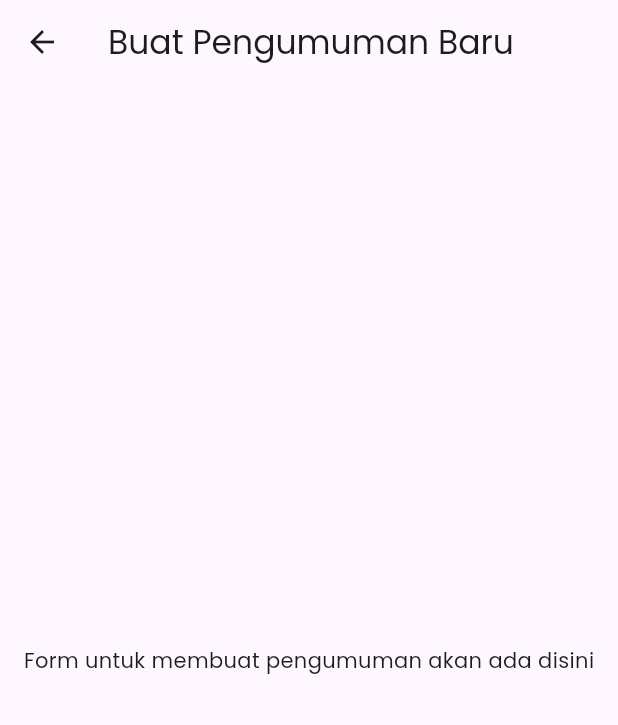
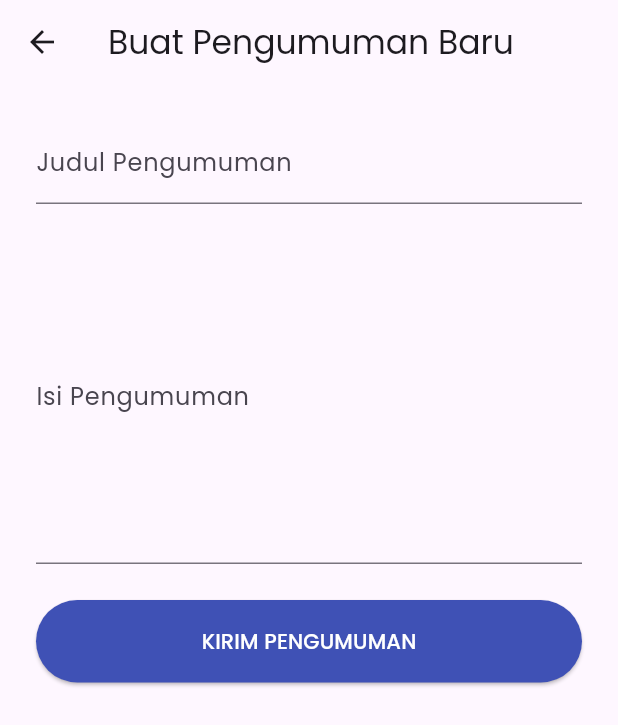
Before and after one commit to mhmmdfrhnamn/SmartKomplek, a Flutter app: the AddAnnouncementScreen screen opened directly, on a phone screen of 412 x 824 dp. Shown: the top 725 px of the screen. Run offline on Flutter 3.47's test engine with Material 3 defaults, Android fonts, the phone set to English and light mode, and no system bars; our stand-ins replace cloud_firestore, firebase_auth, firebase_core, google_fonts; accounts and stored records are empty.

Commit message:
Implementasi fitur pengumuman: form tambah pengumuman dengan validasi dan loading state, serta tampilan daftar pengumuman real-time dari Firestore

```diff
--- a/lib/presentation/home/screens/add_announcement_screen.dart
+++ b/lib/presentation/home/screens/add_announcement_screen.dart
@@ -1,13 +1,93 @@
+import 'package:cloud_firestore/cloud_firestore.dart';
+import 'package:firebase_auth/firebase_auth.dart';
 import 'package:flutter/material.dart';
 
-class AddAnnouncementScreen extends StatelessWidget {
+class AddAnnouncementScreen extends StatefulWidget {
   const AddAnnouncementScreen({super.key});
+
+  @override
+  State<AddAnnouncementScreen> createState() => _AddAnnouncementScreenState();
+}
+
+class _AddAnnouncementScreenState extends State<AddAnnouncementScreen> {
+  final _judulController = TextEditingController();
+  final _isiController = TextEditingController();
+  bool _isLoading = false;
+
+  void _kirimPengumuman() async {
+    // Validasi
+    if (_judulController.text.isNotEmpty && _isiController.text.isNotEmpty) {
+      setState(() {
+        _isLoading = true;
+      });
+
+      try {
+        // Simpan ke Firestore
+        await FirebaseFirestore.instance.collection('announcements').add({
+          'judul': _judulController.text.trim(),
+          'isi': _isiController.text.trim(),
+          'timestamp': FieldValue.serverTimestamp(), // Otomatis mengisi waktu server
+          'authorId': FirebaseAuth.instance.currentUser?.uid, // Menyimpan ID
+        });
+
+        if (mounted) {
+          // notifikasi sukses
+          ScaffoldMessenger.of(context).showSnackBar(
+            const SnackBar(content: Text("Pengumuman berhasil dikirim!"), backgroundColor: Colors.green),
+          );
+          Navigator.pop(context); // Kembali ke hal utama
+        }
+      } catch (e) {
+        setState(() {
+          _isLoading = false;
+        });
+        if (mounted) {
+          ScaffoldMessenger.of(context).showSnackBar(
+            SnackBar(content: Text("Gagal mengirim: $e"), backgroundColor: Colors.red),
+          );
+        }
+      }
+    } else {
+      // Tampilkan error jika ada field yang kosong
+      ScaffoldMessenger.of(context).showSnackBar(
+        const SnackBar(content: Text("Judul dan Isi tidak boleh kosong."), backgroundColor: Colors.orange),
+      );
+    }
+  }
 
   @override
   Widget build(BuildContext context) {
     return Scaffold(
       appBar: AppBar(title: const Text("Buat Pengumuman Baru")),
-      body: const Center(child: Text("Form untuk membuat pengumuman akan ada disini")),
+      body: ListView(
+  padding: const EdgeInsets.all(24.0),
+  children: [
+    TextField(
+      controller: _judulController,
+      decoration: const InputDecoration(labelText: "Judul Pengumuman"),
+      textCapitalization: TextCapitalization.sentences, // Huruf pertama kapital
+    ),
+    const SizedBox(height: 16),
+    TextField(
+      controller: _isiController,
+      decoration: const InputDecoration(labelText: "Isi Pengumuman"),
+      maxLines: 8, // Membuat field lebih besar
+      textCapitalization: TextCapitalization.sentences,
+    ),
+    const SizedBox(height: 24),
+    ElevatedButton(
+      style: ElevatedButton.styleFrom(
+        backgroundColor: Colors.indigo,
+        minimumSize: const Size.fromHeight(55),
+      ),
+      // Logika onPressed
+      onPressed: _isLoading ? null : _kirimPengumuman,
+      child: _isLoading
+          ? const CircularProgressIndicator(color: Colors.white)
+          : const Text("KIRIM PENGUMUMAN", style: TextStyle(color: Colors.white)),
+    ),
+  ],
+),
     );
   }
 }
--- a/lib/presentation/home/tabs/beranda_tab.dart
+++ b/lib/presentation/home/tabs/beranda_tab.dart
@@ -1,3 +1,4 @@
+import 'package:cloud_firestore/cloud_firestore.dart';
 import 'package:flutter/material.dart';
 
 class BerandaTab extends StatelessWidget {
@@ -7,7 +8,55 @@ class BerandaTab extends StatelessWidget {
   Widget build(BuildContext context) {
     return Scaffold(
       appBar: AppBar(title: const Text("Beranda")),
-      body: const Center(child: Text("Konten Pengumuman akan ada disini")),
+      body: StreamBuilder<QuerySnapshot>(
+
+      stream: FirebaseFirestore.instance.collection('announcements').orderBy('timestamp', descending: true).snapshots(),
+
+      builder: (context, snapshot) {
+        // Jika statusnya masih menunggu data
+        if (snapshot.connectionState == ConnectionState.waiting) {
+          return const Center(child: CircularProgressIndicator());
+        }
+
+        // Jika stream tidak punya data atau datanya kosong
+        if (!snapshot.hasData || snapshot.data!.docs.isEmpty) {
+          return const Center(child: Text("Belum ada pengumuman."));
+        }
+
+        // Jika ada error
+        if (snapshot.hasError) {
+          return const Center(child: Text("Terjadi kesalahan."));
+        }
+
+        return ListView.builder(
+          itemCount: snapshot.data!.docs.length,
+          itemBuilder: (context, index) {
+            // Ambil satu dokumen pengumuman
+            var pengumuman = snapshot.data!.docs[index];
+            String judul = pengumuman['judul'];
+            String isi = pengumuman['isi'];
+
+            // Tampilkan dalam Card
+            return Card(
+              margin: const EdgeInsets.symmetric(horizontal: 16, vertical: 8),
+              elevation: 2,
+              shape: RoundedRectangleBorder(borderRadius: BorderRadius.circular(12)),
+              child: ListTile(
+                contentPadding: const EdgeInsets.all(16),
+                title: Text(judul, style: const TextStyle(fontWeight: FontWeight.bold, fontSize: 16)),
+                subtitle: Padding(
+                  padding: const EdgeInsets.only(top: 8.0),
+                  child: Text(isi, maxLines: 3, overflow: TextOverflow.ellipsis),
+                ),
+                onTap: () {
+                  // Nanti bisa dibuat halaman detail jika di-klik
+                },
+              ),
+            );
+          },
+        );
+      },
+    ),
     );
   }
 }
```
